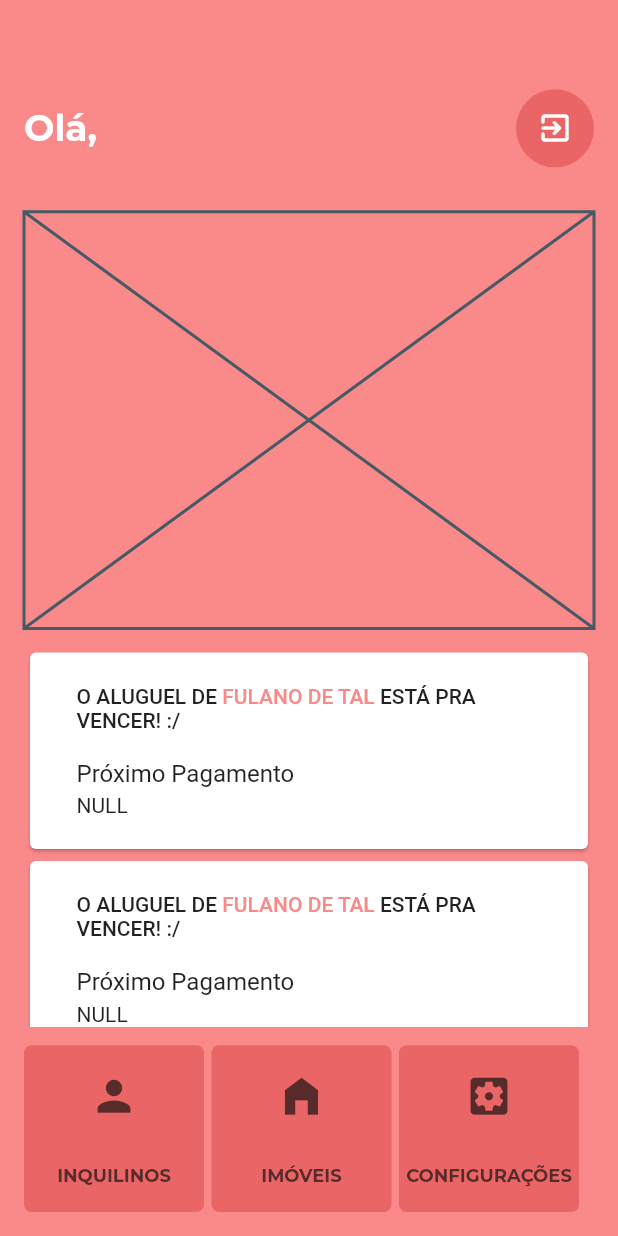
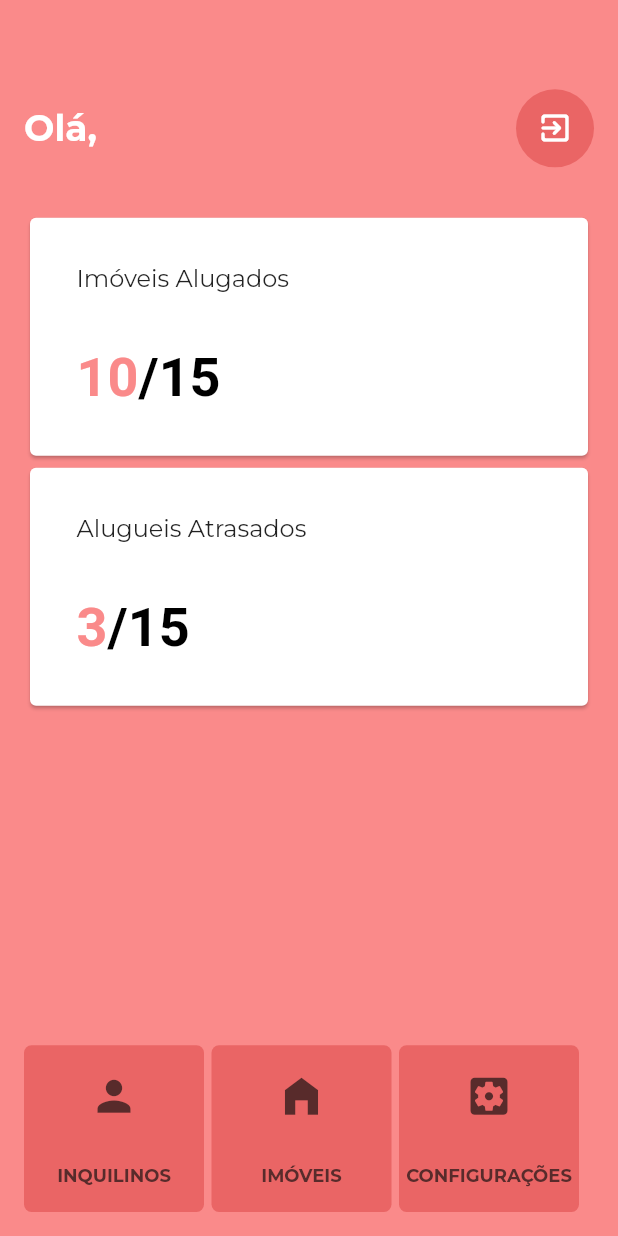
Before and after one commit to hereisjohnny2/renter_manager, a Flutter app: the Dashboard screen opened directly, on a phone screen of 412 x 824 dp. Run offline on Flutter 3.47's test engine with Material 2 defaults, Android fonts, the light colour scheme and no system bars; our stand-ins replace cloud_firestore, firebase_auth, firebase_core, google_fonts; accounts and stored records are empty.

Commit message:
Dashboard status card

```diff
--- a/lib/data/fakeData.dart
+++ b/lib/data/fakeData.dart
@@ -1,3 +1,6 @@
+import 'package:renter_manager/models/house.dart';
+import 'package:renter_manager/models/renter.dart';
+
 List<Map> rentersData = [
   {
     "nome": "Fulano de Tal",
@@ -35,3 +38,32 @@ List<Map> housesData = [
     "valorAluguel": 800.00
   }
 ];
+
+List<Renter> loadRentersDataFromFakeInfo(List<Map> fakeData) {
+  List<Renter> outputRenters = [];
+  for (var item in fakeData) {
+    outputRenters.add(new Renter(
+      item["nome"],
+      item["telefone"],
+      item["endereco"],
+      item["valorAluguel"],
+      item["dia_pagamento"],
+    ));
+  }
+  return outputRenters;
+}
+
+List<House> loadHousesDataFromFakeInfo(List<Map> houses) {
+  List<House> outputHouses = [];
+  for (var house in houses) {
+    outputHouses.add(new House(
+      house["endereco"],
+      house["complemento"],
+      house["descricao"],
+      house["valorAluguel"],
+      house["area"],
+      house["estado"],
+    ));
+  }
+  return outputHouses;
+}
--- a/lib/pages/dashboard/components/dashboard_button_list.dart
+++ b/lib/pages/dashboard/components/dashboard_button_list.dart
@@ -6,9 +6,7 @@ import 'package:renter_manager/pages/renters/list.dart';
 class DashboardButtonList extends StatelessWidget {
   @override
   Widget build(BuildContext context) {
-    return Flexible(
-      flex: 2,
-      child: ListView(
+    return ListView(
       scrollDirection: Axis.horizontal,
       children: <Widget>[
         DashboardButton(
@@ -51,7 +49,6 @@ class DashboardButtonList extends StatelessWidget {
           },
         ),
       ],
-      ),
     );
   }
 }
--- /dev/null
+++ b/lib/pages/dashboard/components/dashboard_staus_card.dart
@@ -0,0 +1,51 @@
+import 'package:flutter/material.dart';
+import 'package:google_fonts/google_fonts.dart';
+
+class DashboardStatusCard extends StatelessWidget {
+  final String label;
+  final List<String> statusData;
+
+  const DashboardStatusCard({
+    Key key,
+    @required this.label,
+    @required this.statusData,
+  }) : super(key: key);
+
+  @override
+  Widget build(BuildContext context) {
+    return Container(
+      width: MediaQuery.of(context).size.width,
+      child: Card(
+        child: Padding(
+          padding: const EdgeInsets.symmetric(horizontal: 31.0, vertical: 31.0),
+          child: Column(
+            crossAxisAlignment: CrossAxisAlignment.start,
+            mainAxisAlignment: MainAxisAlignment.spaceBetween,
+            children: [
+              Text(label, style: GoogleFonts.montserrat(fontSize: 16.0)),
+              RichText(
+                text: TextSpan(
+                  text: '',
+                  children: <TextSpan>[
+                    TextSpan(
+                      text: statusData[0],
+                      style: TextStyle(color: Color(0xFFFA8A8A)),
+                    ),
+                    TextSpan(
+                      text: "/${statusData[1]}",
+                      style: TextStyle(color: Colors.black),
+                    ),
+                  ],
+                  style: GoogleFonts.montserrat(
+                    fontSize: 36.0,
+                    fontWeight: FontWeight.bold,
+                  ),
+                ),
+              ),
+            ],
+          ),
+        ),
+      ),
+    );
+  }
+}
--- a/lib/pages/dashboard/components/last_notifications_list.dart
+++ b/lib/pages/dashboard/components/last_notifications_list.dart
@@ -9,9 +9,7 @@ class LastNotificationsList extends StatelessWidget {
 
   @override
   Widget build(BuildContext context) {
-    return Flexible(
-      flex: 5,
-      child: Padding(
+    return Padding(
       padding: EdgeInsets.symmetric(vertical: 12.0),
       child: ListView.builder(
         padding: EdgeInsets.all(0.0),
@@ -20,7 +18,6 @@ class LastNotificationsList extends StatelessWidget {
           return NotificationCard(renter: renters[index]);
         },
       ),
-      ),
     );
   }
 }
--- a/lib/pages/dashboard/components/welcome_bar.dart
+++ b/lib/pages/dashboard/components/welcome_bar.dart
@@ -12,9 +12,7 @@ class WelcomeBar extends StatelessWidget {
 
   @override
   Widget build(BuildContext context) {
-    return Expanded(
-      flex: 2,
-      child: Row(
+    return Row(
       mainAxisAlignment: MainAxisAlignment.spaceBetween,
       children: [
         Text(
@@ -27,7 +25,6 @@ class WelcomeBar extends StatelessWidget {
         ),
         LogoutButton(user: user),
       ],
-      ),
     );
   }
 }
--- a/lib/pages/dashboard/dashboard.dart
+++ b/lib/pages/dashboard/dashboard.dart
@@ -5,39 +5,11 @@ import 'package:renter_manager/models/renter.dart';
 import 'package:flutter/material.dart';
 import 'package:renter_manager/models/user.dart';
 import 'package:renter_manager/pages/dashboard/components/dashboard_button_list.dart';
+import 'package:renter_manager/pages/dashboard/components/dashboard_staus_card.dart';
 import 'package:renter_manager/pages/dashboard/components/last_notifications_list.dart';
 import 'package:renter_manager/pages/dashboard/components/welcome_bar.dart';
 
 import 'package:renter_manager/data/fakeData.dart';
-
-List<Renter> loadRentersDataFromFakeInfo(List<Map> fakeData) {
-  List<Renter> outputRenters = [];
-  for (var item in fakeData) {
-    outputRenters.add(new Renter(
-      item["nome"],
-      item["telefone"],
-      item["endereco"],
-      item["valorAluguel"],
-      item["dia_pagamento"],
-    ));
-  }
-  return outputRenters;
-}
-
-List<House> loadHousesDataFromFakeInfo(List<Map> houses) {
-  List<House> outputHouses = [];
-  for (var house in houses) {
-    outputHouses.add(new House(
-      house["endereco"],
-      house["complemento"],
-      house["descricao"],
-      house["valorAluguel"],
-      house["area"],
-      house["estado"],
-    ));
-  }
-  return outputHouses;
-}
 
 class Dashboard extends StatefulWidget {
   @override
@@ -69,13 +41,32 @@ class _DashboardState extends State<Dashboard> {
               padding: EdgeInsets.fromLTRB(16.0, 30.0, 16.0, 16.0),
               child: Column(
                 children: [
-                  WelcomeBar(user: _user, name: data['name']),
                   Expanded(
-                    flex: 5,
-                    child: Placeholder(),
+                    flex: 2,
+                    child: WelcomeBar(user: _user, name: data['name']),
                   ),
-                  LastNotificationsList(renters: renters),
-                  DashboardButtonList(),
+                  Expanded(
+                    flex: 3,
+                    child: DashboardStatusCard(
+                      label: 'Imóveis Alugados',
+                      statusData: ['10', '15'],
+                    ),
+                  ),
+                  Expanded(
+                    flex: 3,
+                    child: DashboardStatusCard(
+                      label: 'Alugueis Atrasados',
+                      statusData: ['3', '15'],
+                    ),
+                  ),
+                  Flexible(
+                    flex: 4,
+                    child: LastNotificationsList(renters: <Renter>[]),
+                  ),
+                  Flexible(
+                    flex: 2,
+                    child: DashboardButtonList(),
+                  ),
                 ],
               ),
             );
--- a/lib/pages/houses/list.dart
+++ b/lib/pages/houses/list.dart
@@ -2,7 +2,6 @@ import 'package:renter_manager/data/fakeData.dart';
 import 'package:renter_manager/models/house.dart';
 import 'package:flutter/material.dart';
 import 'package:google_fonts/google_fonts.dart';
-import 'package:renter_manager/pages/dashboard/dashboard.dart';
 
 import 'package:renter_manager/pages/houses/house.dart';
 
--- a/lib/pages/renters/list.dart
+++ b/lib/pages/renters/list.dart
@@ -1,6 +1,5 @@
 import 'package:renter_manager/data/fakeData.dart';
 import 'package:renter_manager/models/renter.dart';
-import 'package:renter_manager/pages/dashboard/dashboard.dart';
 import 'package:renter_manager/pages/renters/renter.dart';
 import 'package:flutter/material.dart';
 import 'package:google_fonts/google_fonts.dart';
```
Lines whose indentation alone changed are shown as unchanged.
